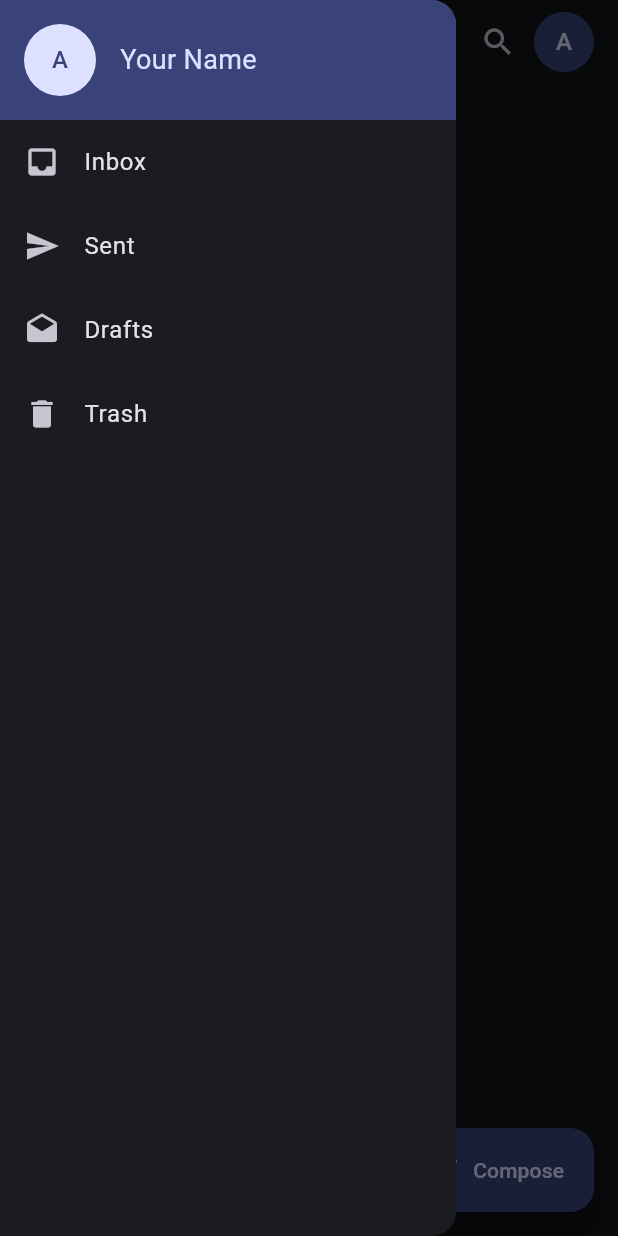
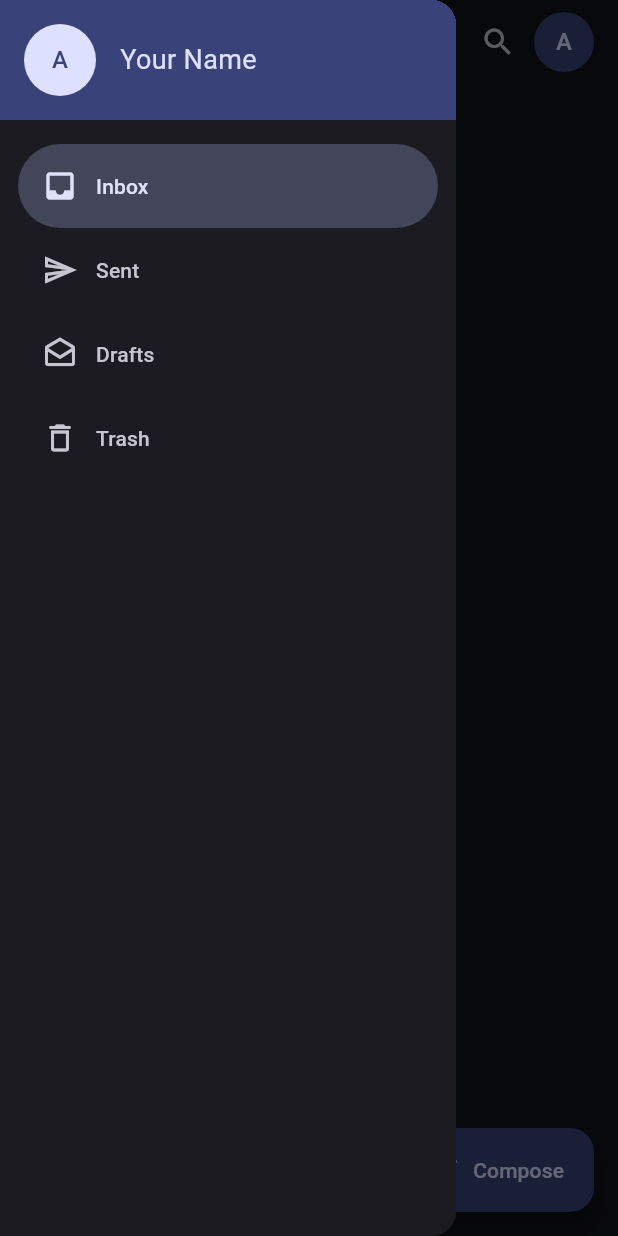
Before and after one commit to dillonfagan/mailbox, a Flutter app: the screen it shows after launch, with the side drawer open, on a phone screen of 412 x 824 dp. Run offline on Flutter 3.47's test engine with Material 3 defaults, Android fonts, the light colour scheme and no system bars; our stand-ins replace flutter_bloc.

Commit message:
Connect navigation to inbox and sent views.

```diff
--- a/lib/screens/mailbox.dart
+++ b/lib/screens/mailbox.dart
@@ -4,10 +4,19 @@ import 'package:mailbox/widgets/compose/compose_view.dart';
 import 'package:mailbox/widgets/inbox/inbox_list_view.dart';
 import 'package:mailbox/widgets/mailbox/navigation_drawer.dart';
 import 'package:mailbox/widgets/mailbox/navigation_rail.dart';
+import 'package:mailbox/widgets/sent/sent_list_view.dart';
 import 'package:mailbox/widgets/shared/menu_button.dart';
 
-class MailboxScreen extends StatelessWidget {
+class MailboxScreen extends StatefulWidget {
   const MailboxScreen({super.key});
+
+  @override
+  State<MailboxScreen> createState() => _MailboxScreenState();
+}
+
+class _MailboxScreenState extends State<MailboxScreen> {
+  int viewIndex = 0;
+  final views = [InboxListView(), SentListView()];
 
   @override
   Widget build(BuildContext context) {
@@ -27,8 +36,15 @@ class MailboxScreen extends StatelessWidget {
             ],
             actionsPadding: EdgeInsets.only(right: Spacing.large),
           ),
-          drawer: MailNavigationDrawer(),
-          body: InboxListView(),
+          drawer: MailNavigationDrawer(
+            selectedIndex: viewIndex,
+            onDestinationSelected: (index) {
+              setState(() {
+                viewIndex = index;
+              });
+            },
+          ),
+          body: views[viewIndex],
           floatingActionButton: FloatingActionButton.extended(
             onPressed: () => compose(context),
             icon: Icon(Icons.create),
@@ -53,8 +69,15 @@ class MailboxScreen extends StatelessWidget {
       ),
       body: Row(
         children: [
-          MailNavigationRail(),
-          Expanded(child: InboxListView()),
+          MailNavigationRail(
+            selectedIndex: viewIndex,
+            onDestinationSelected: (index) {
+              setState(() {
+                viewIndex = index;
+              });
+            },
+          ),
+          Expanded(child: views[viewIndex]),
         ],
       ),
       floatingActionButton: FloatingActionButton.extended(
--- a/lib/widgets/mailbox/navigation_drawer.dart
+++ b/lib/widgets/mailbox/navigation_drawer.dart
@@ -2,16 +2,29 @@ import 'package:flutter/material.dart';
 import 'package:mailbox/utils/spacing.dart';
 
 class MailNavigationDrawer extends StatelessWidget {
-  const MailNavigationDrawer({super.key});
+  final int selectedIndex;
+  final void Function(int) onDestinationSelected;
+
+  const MailNavigationDrawer({
+    super.key,
+    required this.selectedIndex,
+    required this.onDestinationSelected,
+  });
 
   @override
   Widget build(BuildContext context) {
     return NavigationDrawer(
+      selectedIndex: selectedIndex,
+      onDestinationSelected: (index) {
+        onDestinationSelected(index);
+        Scaffold.of(context).closeDrawer();
+      },
       header: Builder(
         builder: (context) {
           final colorScheme = Theme.of(context).colorScheme;
           return Container(
             color: colorScheme.primaryContainer,
+            margin: const EdgeInsets.only(bottom: Spacing.large),
             child: Padding(
               padding: const EdgeInsets.all(Spacing.large),
               child: Row(
@@ -37,10 +50,26 @@ class MailNavigationDrawer extends StatelessWidget {
         },
       ),
       children: [
-        ListTile(leading: Icon(Icons.inbox), title: Text('Inbox')),
-        ListTile(leading: Icon(Icons.send), title: Text('Sent')),
-        ListTile(leading: Icon(Icons.drafts), title: Text('Drafts')),
-        ListTile(leading: Icon(Icons.delete), title: Text('Trash')),
+        NavigationDrawerDestination(
+          icon: Icon(Icons.inbox_outlined),
+          label: Text('Inbox'),
+          selectedIcon: Icon(Icons.inbox),
+        ),
+        NavigationDrawerDestination(
+          icon: Icon(Icons.send_outlined),
+          label: Text('Sent'),
+          selectedIcon: Icon(Icons.send),
+        ),
+        NavigationDrawerDestination(
+          icon: Icon(Icons.drafts_outlined),
+          label: Text('Drafts'),
+          selectedIcon: Icon(Icons.drafts),
+        ),
+        NavigationDrawerDestination(
+          icon: Icon(Icons.delete_outlined),
+          label: Text('Trash'),
+          selectedIcon: Icon(Icons.delete),
+        ),
       ],
     );
   }
```
Also changed, not shown: lib/widgets/mailbox/navigation_rail.dart (+10 -2 lines), lib/widgets/sent/sent_list_view.dart (added, +23 -0 lines).
